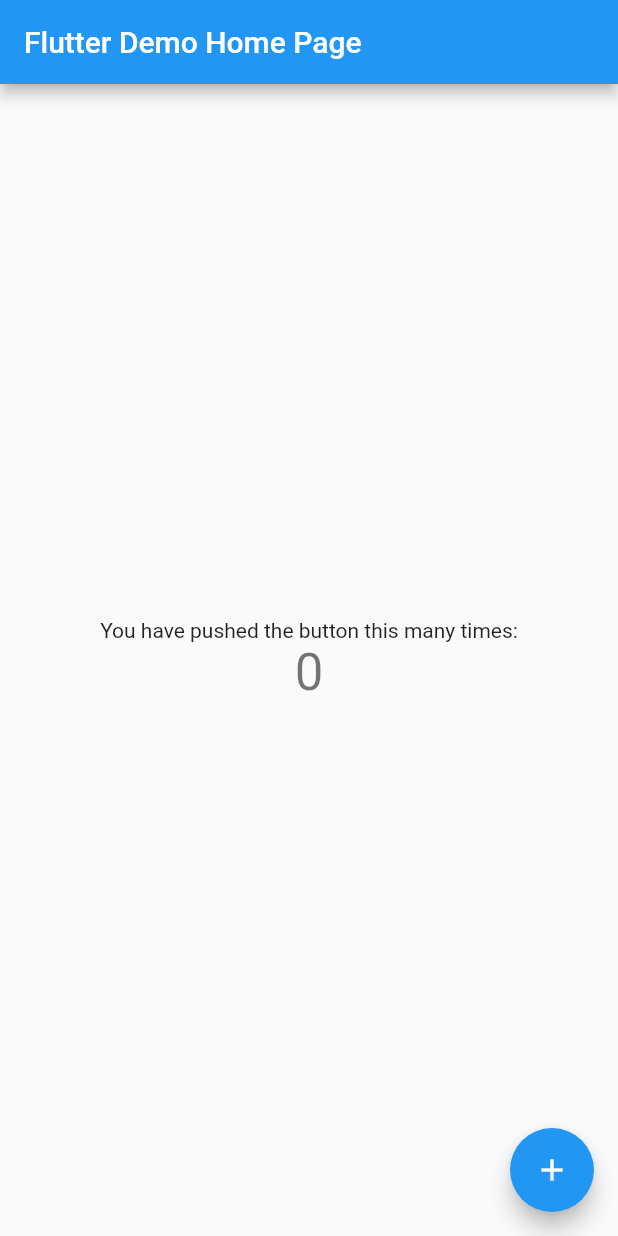
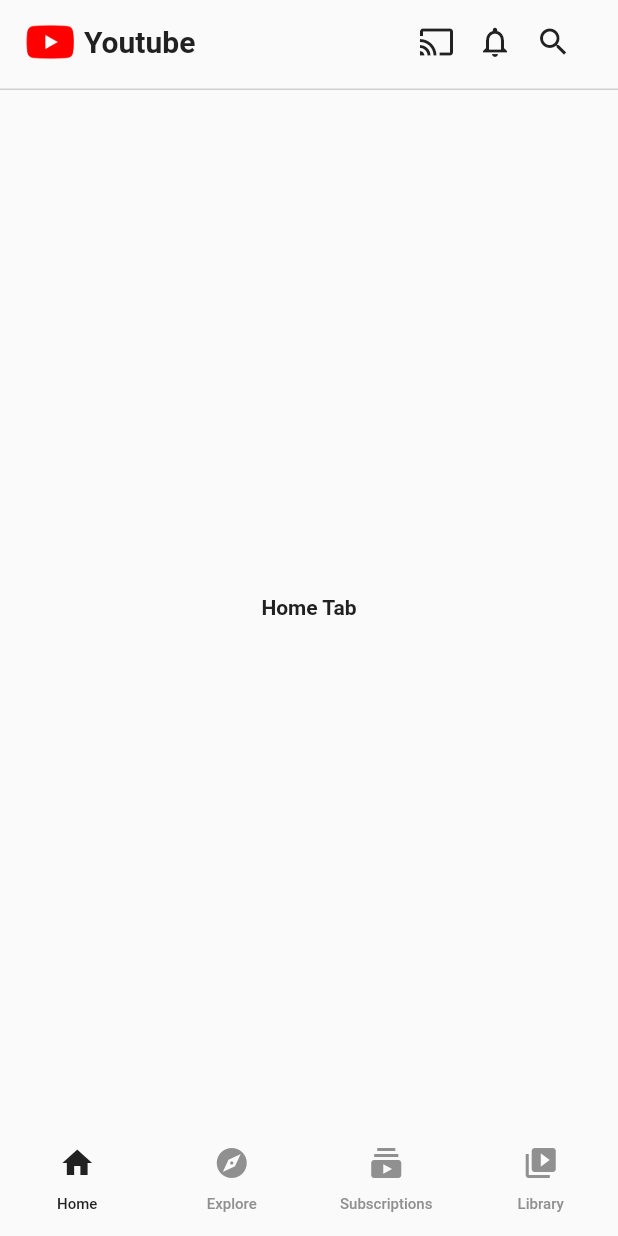
Before and after one commit to guillen-jorge88/bloks-youtube-clone, a Flutter app: the screen it shows after launch, on a phone screen of 412 x 824 dp. Run offline on Flutter 3.47's test engine with Material 2 defaults, Android fonts, the phone set to English and light mode, and no system bars; Roboto replaces fonts that are missing (Helvetica).

Commit message:
home page - create tabs and routes

```diff
--- a/lib/main.dart
+++ b/lib/main.dart
@@ -1,113 +1,33 @@
 import 'package:flutter/material.dart';
 
-void main() {
-  runApp(MyApp());
-}
+import '../src/routes/routes.dart';
+
+void main() => runApp(MyApp());
 
 class MyApp extends StatelessWidget {
-  // This widget is the root of your application.
   @override
   Widget build(BuildContext context) {
     return MaterialApp(
-      title: 'Flutter Demo',
+      title: '57Blocks YouTube Clone',
+      debugShowCheckedModeBanner: false,
       theme: ThemeData(
-        // This is the theme of your application.
-        //
-        // Try running your application with "flutter run". You'll see the
-        // application has a blue toolbar. Then, without quitting the app, try
-        // changing the primarySwatch below to Colors.green and then invoke
-        // "hot reload" (press "r" in the console where you ran "flutter run",
-        // or simply save your changes to "hot reload" in a Flutter IDE).
-        // Notice that the counter didn't reset back to zero; the application
-        // is not restarted.
-        primarySwatch: Colors.blue,
+        textTheme: TextTheme(
+            bodyText1: TextStyle(
+              fontSize: 14.0,
+              color: Color.fromRGBO(33, 33, 33, 1.0),
+            ),
+            bodyText2: TextStyle(
+              fontSize: 14.0,
+              color: Color.fromRGBO(33, 33, 33, 1.0),
+              fontWeight: FontWeight.bold,
+            ),
+            headline6: TextStyle(
+              color: Color.fromRGBO(33, 33, 33, 1.0),
+              fontWeight: FontWeight.bold,
+            )),
       ),
-      home: MyHomePage(title: 'Flutter Demo Home Page'),
+      initialRoute: '/',
+      routes: appRoutes(),
     );
   }
 }
-
-class MyHomePage extends StatefulWidget {
-  MyHomePage({Key? key, required this.title}) : super(key: key);
-
-  // This widget is the home page of your application. It is stateful, meaning
-  // that it has a State object (defined below) that contains fields that affect
-  // how it looks.
-
-  // This class is the configuration for the state. It holds the values (in this
-  // case the title) provided by the parent (in this case the App widget) and
-  // used by the build method of the State. Fields in a Widget subclass are
-  // always marked "final".
-
-  final String title;
-
-  @override
-  _MyHomePageState createState() => _MyHomePageState();
-}
-
-class _MyHomePageState extends State<MyHomePage> {
-  int _counter = 0;
-
-  void _incrementCounter() {
-    setState(() {
-      // This call to setState tells the Flutter framework that something has
-      // changed in this State, which causes it to rerun the build method below
-      // so that the display can reflect the updated values. If we changed
-      // _counter without calling setState(), then the build method would not be
-      // called again, and so nothing would appear to happen.
-      _counter++;
-    });
-  }
-
-  @override
-  Widget build(BuildContext context) {
-    // This method is rerun every time setState is called, for instance as done
-    // by the _incrementCounter method above.
-    //
-    // The Flutter framework has been optimized to make rerunning build methods
-    // fast, so that you can just rebuild anything that needs updating rather
-    // than having to individually change instances of widgets.
-    return Scaffold(
-      appBar: AppBar(
-        // Here we take the value from the MyHomePage object that was created by
-        // the App.build method, and use it to set our appbar title.
-        title: Text(widget.title),
-      ),
-      body: Center(
-        // Center is a layout widget. It takes a single child and positions it
-        // in the middle of the parent.
-        child: Column(
-          // Column is also a layout widget. It takes a list of children and
-          // arranges them vertically. By default, it sizes itself to fit its
-          // children horizontally, and tries to be as tall as its parent.
-          //
-          // Invoke "debug painting" (press "p" in the console, choose the
-          // "Toggle Debug Paint" action from the Flutter Inspector in Android
-          // Studio, or the "Toggle Debug Paint" command in Visual Studio Code)
-          // to see the wireframe for each widget.
-          //
-          // Column has various properties to control how it sizes itself and
-          // how it positions its children. Here we use mainAxisAlignment to
-          // center the children vertically; the main axis here is the vertical
-          // axis because Columns are vertical (the cross axis would be
-          // horizontal).
-          mainAxisAlignment: MainAxisAlignment.center,
-          children: <Widget>[
-            Text(
-              'You have pushed the button this many times:',
-            ),
-            Text(
-              '$_counter',
-              style: Theme.of(context).textTheme.headline4,
-            ),
-          ],
-        ),
-      ),
-      floatingActionButton: FloatingActionButton(
-        onPressed: _incrementCounter,
-        tooltip: 'Increment',
-        child: Icon(Icons.add),
-      ), // This trailing comma makes auto-formatting nicer for build methods.
-    );
-  }
-}
--- /dev/null
+++ b/lib/src/pages/home_page.dart
@@ -0,0 +1,103 @@
+import '../tabs/tabs.dart';
+import 'package:flutter/material.dart';
+
+class HomePage extends StatefulWidget {
+  @override
+  _HomePageState createState() => _HomePageState();
+}
+
+class _HomePageState extends State<HomePage> {
+  Color textColor = Color.fromRGBO(33, 33, 33, 1.0);
+  List<Widget> tabsList = [
+    Tab(
+      icon: Icon(Icons.home),
+      text: "Home",
+    ),
+    Tab(
+      icon: Icon(Icons.explore),
+      text: "Explore",
+    ),
+    // Tab(
+    //   icon: Icon(Icons.notifications),
+    // ),
+    Tab(
+      icon: Icon(Icons.subscriptions),
+      text: "Subscriptions",
+    ),
+    Tab(
+      icon: Icon(Icons.video_library),
+      text: "Library",
+    )
+  ];
+  @override
+  Widget build(BuildContext context) {
+    return DefaultTabController(
+      length: 4,
+      child: Scaffold(
+        appBar: AppBar(
+          elevation: 0.0,
+          title: Row(
+            mainAxisAlignment: MainAxisAlignment.spaceBetween,
+            children: <Widget>[
+              Row(
+                children: <Widget>[
+                  Container(
+                    width: 35.0,
+                    child: Image.asset('assets/logo.png'),
+                  ),
+                  SizedBox(
+                    width: 5.0,
+                  ),
+                  Text(
+                    'Youtube',
+                    style: Theme.of(context).textTheme.headline6,
+                  )
+                ],
+              ),
+              Row(
+                mainAxisAlignment: MainAxisAlignment.end,
+                children: <Widget>[
+                  Icon(Icons.cast, color: textColor),
+                  SizedBox(
+                    width: 15.0,
+                  ),
+                  Icon(Icons.notifications_none, color: textColor),
+                  SizedBox(
+                    width: 15.0,
+                  ),
+                  Icon(Icons.search, color: textColor),
+                  SizedBox(
+                    width: 15.0,
+                  ),
+                ],
+              )
+            ],
+          ),
+          backgroundColor: Color(0xFFFFFF),
+          bottom: PreferredSize(
+              child: Container(
+                color: Color.fromRGBO(33, 33, 33, 0.2),
+                height: 1.0,
+              ),
+              preferredSize: Size.fromHeight(4.0)),
+        ),
+        body: TabBarView(
+          children: <Widget>[
+            HomeTab(),
+            ExploreTab(),
+            SubscriptionsTab(),
+            LibraryTab()
+          ],
+        ),
+        bottomNavigationBar: TabBar(
+          labelStyle: TextStyle(fontSize: 10, fontFamily: "Helvetica"),
+          tabs: tabsList,
+          labelColor: textColor,
+          unselectedLabelColor: Color(0xFF909090),
+          indicatorColor: Colors.transparent,
+        ),
+        // backgroundColor: Color(0xFF282828),
+      ),
+    );
+  }
+}
--- /dev/null
+++ b/lib/src/pages/pages.dart
@@ -0,0 +1 @@
+export 'home_page.dart';
--- /dev/null
+++ b/lib/src/routes/routes.dart
@@ -0,0 +1,10 @@
+import 'package:bloks_youtube_clone/src/pages/pages.dart';
+import 'package:flutter/material.dart';
+
+import '../pages/pages.dart';
+
+Map<String, WidgetBuilder> appRoutes() {
+  return <String, WidgetBuilder>{
+    '/': (BuildContext context) => HomePage(),
+  };
+}
--- /dev/null
+++ b/lib/src/tabs/explore_tab.dart
@@ -0,0 +1,12 @@
+import 'package:flutter/material.dart';
+
+class ExploreTab extends StatelessWidget {
+  @override
+  Widget build(BuildContext context) {
+    return Container(
+      child: Center(
+        child: Text('Explore Tab'),
+      ),
+    );
+  }
+}
--- /dev/null
+++ b/lib/src/tabs/home_tab.dart
@@ -0,0 +1,12 @@
+import 'package:flutter/material.dart';
+
+class HomeTab extends StatelessWidget {
+  @override
+  Widget build(BuildContext context) {
+    return Container(
+      child: Center(
+        child: Text('Home Tab'),
+      ),
+    );
+  }
+}
--- /dev/null
+++ b/lib/src/tabs/library_tab.dart
@@ -0,0 +1,12 @@
+import 'package:flutter/material.dart';
+
+class LibraryTab extends StatelessWidget {
+  @override
+  Widget build(BuildContext context) {
+    return Container(
+      child: Center(
+        child: Text('Library Tab'),
+      ),
+    );
+  }
+}
--- /dev/null
+++ b/lib/src/tabs/subscriptions_tab.dart
@@ -0,0 +1,12 @@
+import 'package:flutter/material.dart';
+
+class SubscriptionsTab extends StatelessWidget {
+  @override
+  Widget build(BuildContext context) {
+    return Container(
+      child: Center(
+        child: Text('Subscriptions Tab'),
+      ),
+    );
+  }
+}
--- /dev/null
+++ b/lib/src/tabs/tabs.dart
@@ -0,0 +1,4 @@
+export 'home_tab.dart';
+export 'explore_tab.dart';
+export 'subscriptions_tab.dart';
+export 'library_tab.dart';
```
Also changed, not shown: pubspec.yaml (+3 -4 lines), assets/logo.png (added).
